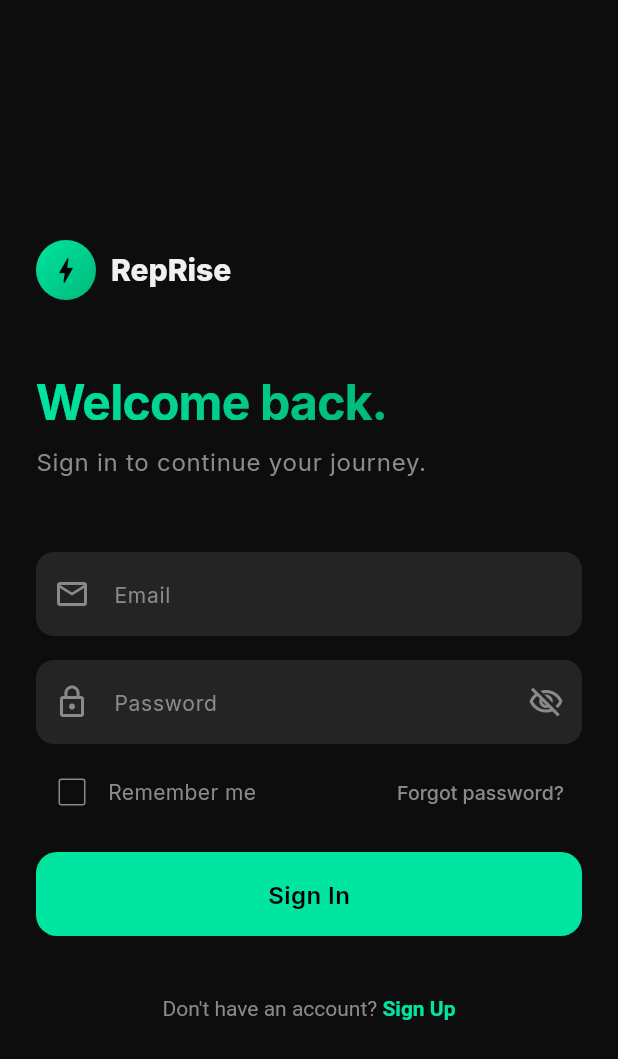
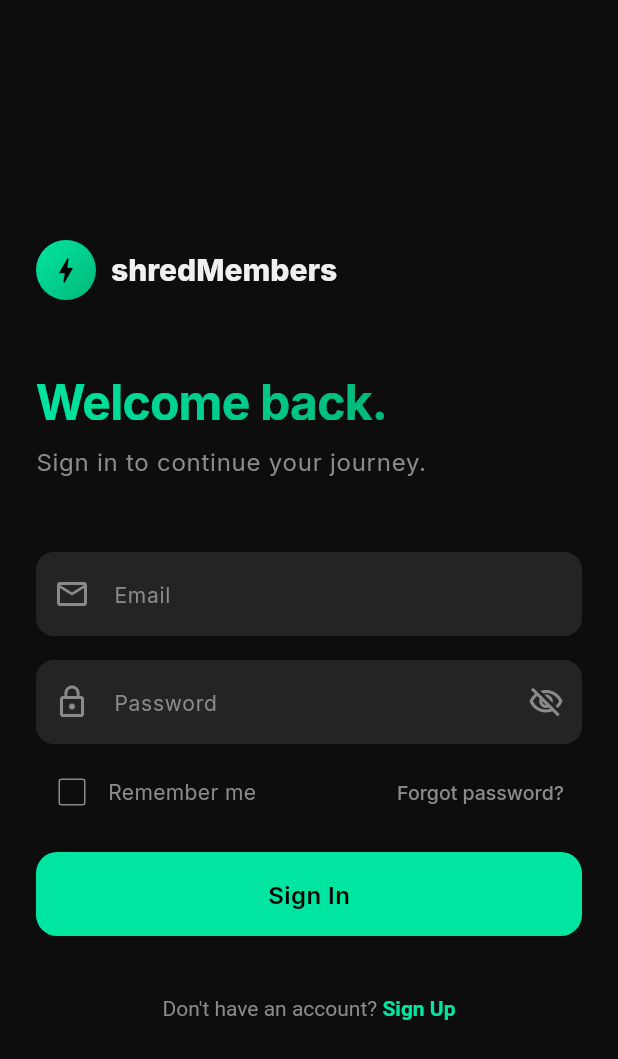
Before and after one commit to Claudius21/RepRise, a Flutter app: the LoginScreen screen opened by its route, on a phone screen of 412 x 824 dp. Shown: the top 1059 px of the screen. Run offline on Flutter 3.47's test engine with Material 3 defaults, Android fonts, the phone set to English and light mode, and no system bars; our stand-ins replace confetti, equatable, fl_chart, flutter_riverpod, go_router, google_fonts and 3 more; accounts and stored records are empty.

Commit message:
refactor: rebrand app from RepRise to shredMembers
- Rename app title, package name, and bundle identifiers across all platforms
- Update Android namespace and applicationId to app.shredmembers.shredmembers
- Update iOS CFBundleDisplayName and CFBundleName to shredMembers
- Update macOS PRODUCT_NAME and PRODUCT_BUNDLE_IDENTIFIER
- Update Linux binary name and GTK application ID
- Rename main app class from RepRiseApp to ShredMembersApp
- Update all UI text references (login screen, profile, about

```diff
--- a/lib/main.dart
+++ b/lib/main.dart
@@ -17,18 +17,18 @@ void main() async {
     anonKey: SupabaseConfig.anonKey,
   );
 
-  runApp(const ProviderScope(child: RepRiseApp()));
+  runApp(const ProviderScope(child: ShredMembersApp()));
 }
 
-class RepRiseApp extends ConsumerWidget {
-  const RepRiseApp({super.key});
+class ShredMembersApp extends ConsumerWidget {
+  const ShredMembersApp({super.key});
 
   @override
   Widget build(BuildContext context, WidgetRef ref) {
     final router = ref.watch(routerProvider);
 
     return MaterialApp.router(
-      title: 'RepRise',
+      title: 'shredMembers',
       debugShowCheckedModeBanner: false,
       theme: AppTheme.dark,
       routerConfig: router,
--- a/lib/src/screens/auth/login_screen.dart
+++ b/lib/src/screens/auth/login_screen.dart
@@ -136,7 +136,7 @@ class _LoginScreenState extends ConsumerState<LoginScreen> {
                         ),
                         const SizedBox(width: 10),
                         Text(
-                          'RepRise',
+                          'shredMembers',
                           style: Theme.of(context).textTheme.headlineSmall?.copyWith(
                                 fontWeight: FontWeight.w800,
                               ),
--- a/lib/src/screens/home/home_screen.dart
+++ b/lib/src/screens/home/home_screen.dart
@@ -1053,7 +1053,7 @@ class _SessionDetailsSheetState extends ConsumerState<_SessionDetailsSheet> {
               '⏱️ ${widget.session.duration?.inMinutes ?? 0} min • '
               '🏋️ ${widget.session.completedExercisesCount} exercises • '
               '⚖️ ${_getCorrectVolume(widget.session, ref.read(authProvider).user?.weightKg)} kg volume\n\n'
-              '#RepRise #Fitness #Workout',
+              '#shredMembers #Fitness #Workout',
         subject: 'Workout Complete!',
         sharePositionOrigin: sharePositionOrigin,
       );
@@ -1323,7 +1323,7 @@ class _SessionDetailsSheetState extends ConsumerState<_SessionDetailsSheet> {
 
                       const SizedBox(height: 12),
                       Text(
-                        'RepRise',
+                        'shredMembers',
                         style: Theme.of(context).textTheme.bodySmall?.copyWith(
                               color: AppColors.onSurfaceMuted,
                             ),
--- a/lib/src/screens/profile/profile_screen.dart
+++ b/lib/src/screens/profile/profile_screen.dart
@@ -75,7 +75,7 @@ class ProfileScreen extends ConsumerWidget {
                         ),
                         _SettingsTile(
                           icon: Icons.info_outline,
-                          label: 'About RepRise',
+                          label: 'About shredMembers',
                           onTap: () => _showAbout(context),
                         ),
                       ],
@@ -103,7 +103,7 @@ class ProfileScreen extends ConsumerWidget {
                     const SizedBox(height: AppSpacing.xl),
                     Center(
                       child: Text(
-                        'RepRise v1.0.0 · MVP',
+                        'shredMembers v1.0.0 · MVP',
                         style: Theme.of(context).textTheme.bodySmall,
                       ),
                     ),
@@ -121,9 +121,9 @@ class ProfileScreen extends ConsumerWidget {
   void _showAbout(BuildContext context) {
     showAboutDialog(
       context: context,
-      applicationName: 'RepRise',
+      applicationName: 'shredMembers',
       applicationVersion: '1.0.0',
-      applicationLegalese: '© 2025 RepRise',
+      applicationLegalese: '© 2025 shredMembers',
     );
   }
 }
--- a/lib/src/screens/workout/workout_tracking_screen.dart
+++ b/lib/src/screens/workout/workout_tracking_screen.dart
@@ -1430,7 +1430,7 @@ class _CompletionSheetState extends ConsumerState<_CompletionSheet> {
               '⏱️ ${widget.elapsed.inMinutes} min • '
               '🏋️ ${widget.session.completedExercisesCount} exercises • '
               '⚖️ ${widget.session.totalVolumeKg} kg volume\n\n'
-              '#RepRise #Fitness #Workout',
+              '#shredMembers #Fitness #Workout',
         subject: 'Workout Complete!',
         sharePositionOrigin: sharePositionOrigin,
       );
@@ -1633,7 +1633,7 @@ class _CompletionSheetState extends ConsumerState<_CompletionSheet> {
 
                   const SizedBox(height: 16),
                   Text(
-                    'RepRise',
+                    'shredMembers',
                     style: Theme.of(context).textTheme.bodySmall?.copyWith(
                           color: AppColors.onSurfaceMuted,
                         ),
--- a/lib/src/services/mock_data.dart
+++ b/lib/src/services/mock_data.dart
@@ -8,7 +8,7 @@ abstract final class MockData {
   static final AppUser currentUser = AppUser(
     id: 'user-001',
     name: 'Alex',
-    email: 'alex@reprise.app',
+    email: 'alex@shredmembers.app',
     goal: FitnessGoal.buildMuscle,
     weeklyTargetDays: 4,
     joinedAt: DateTime(2024, 1, 15),
--- a/lib/src/widgets/layout/main_scaffold.dart
+++ b/lib/src/widgets/layout/main_scaffold.dart
@@ -139,7 +139,7 @@ class _SideNav extends StatelessWidget {
                   ),
                   const SizedBox(width: 10),
                   Text(
-                    'RepRise',
+                    'shredMembers',
                     style: Theme.of(context).textTheme.titleLarge?.copyWith(
                           color: AppColors.onBackground,
                           fontWeight: FontWeight.w800,
--- a/pubspec.yaml
+++ b/pubspec.yaml
@@ -1,5 +1,5 @@
-name: reprise
-description: RepRise – Modern Fitness Tracking App
+name: shredmembers
+description: shredMembers – Modern Fitness Tracking App
 publish_to: 'none'
 version: 1.0.0+1
 
```
Also changed, not shown: 14 other files.
